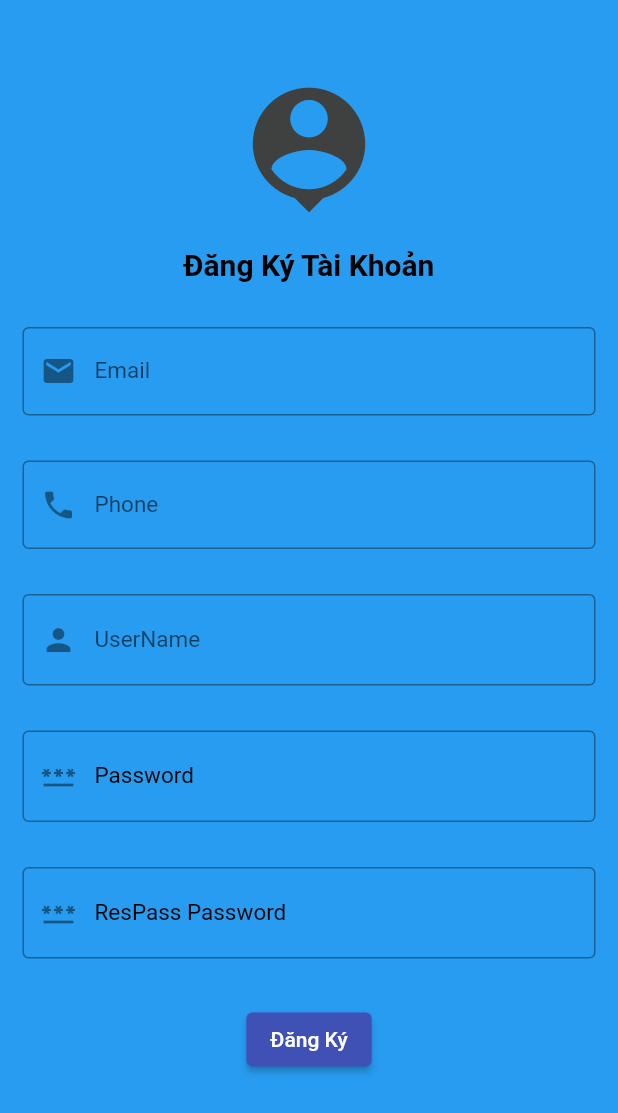
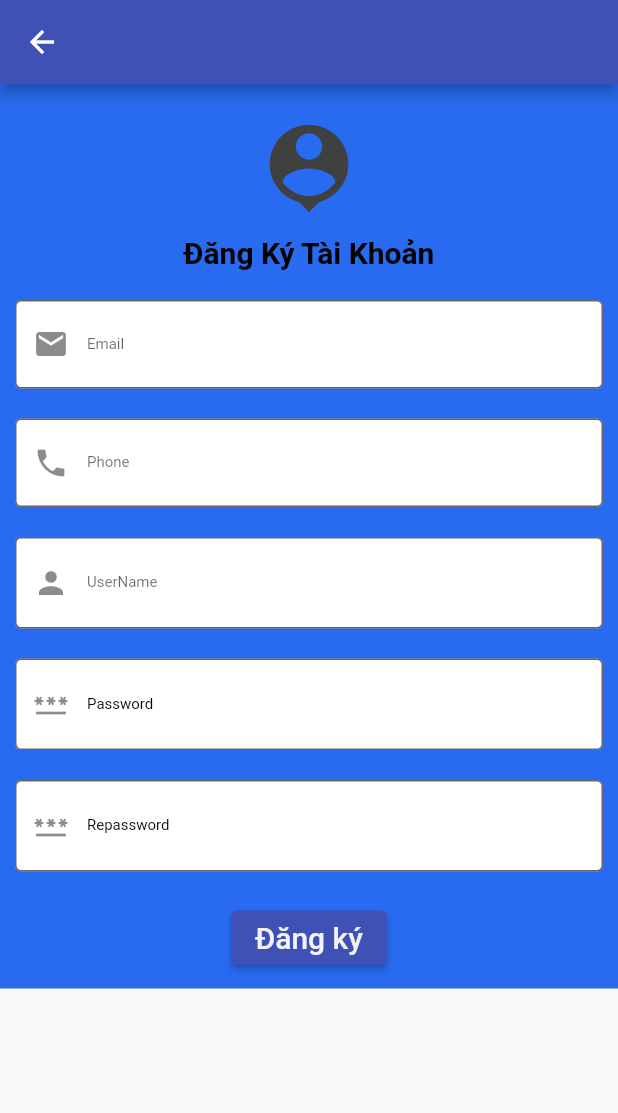
Before and after one commit to VanTanDao/DoAnDiDong, a Flutter app: the Register screen opened directly, on a phone screen of 412 x 824 dp. Shown: the top 1113 px of the screen. Run offline on Flutter 3.47's test engine with Material 2 defaults, Android fonts, the phone set to English and light mode, and no system bars; missing offline and left inert: dart:ffi.

Commit message:
dupdate giao dien p2

```diff
--- a/lib/View/register.dart
+++ b/lib/View/register.dart
@@ -1,16 +1,22 @@
 import 'package:flutter/cupertino.dart';
 import 'package:flutter/material.dart';
+import 'package:vantan/View/login.dart';
 import 'package:vantan/giaodienchoi.dart';
 
 class Register extends StatelessWidget {
   @override
   Widget build(BuildContext context) {
     return Scaffold(
-      // appBar: AppBar(
-      // title: const Text('Đào Văn Tân_0306201179'),
-      // ),
+      appBar: AppBar(
+        leading: IconButton(
+          onPressed: () {
+            Navigator.pop(context);
+          },
+          icon: Icon(Icons.arrow_back),
+        ),
+      ),
       body: Container(
-        color: Color.fromARGB(255, 40, 156, 240),
+        color: Color.fromARGB(255, 40, 106, 240),
         child: SingleChildScrollView(
           child: Column(
             mainAxisAlignment: MainAxisAlignment.spaceBetween,
@@ -18,15 +24,15 @@ class Register extends StatelessWidget {
             // crossAxisAlignment: CrossAxisAlignment.center,
             children: [
               Padding(
-                padding: const EdgeInsets.only(top: 50),
+                padding: const EdgeInsets.only(top: 21),
                 child: Icon(
                   Icons.person_pin,
-                  size: 100,
+                  size: 70,
                   color: Color.fromARGB(255, 63, 64, 64),
                 ),
               ),
               Container(
-                padding: const EdgeInsets.all(15),
+                padding: const EdgeInsets.all(10),
                 child: Text(
                   'Đăng Ký Tài Khoản',
                   style: TextStyle(
@@ -36,99 +42,128 @@ class Register extends StatelessWidget {
                 ),
               ),
               Container(
-                padding: const EdgeInsets.all(15),
+                padding: const EdgeInsets.all(10),
                 child: const TextField(
                   decoration: InputDecoration(
+                    filled: true,
+                    fillColor: Colors.white,
                     labelText: 'Email',
-                    labelStyle: TextStyle(fontSize: 15),
+                    labelStyle: TextStyle(fontSize: 10),
                     border: OutlineInputBorder(),
                     prefixIcon: Icon(Icons.email),
                   ),
                 ),
               ),
               Container(
-                padding: const EdgeInsets.all(15),
+                padding: const EdgeInsets.all(10),
                 child: const TextField(
                   keyboardType: TextInputType.phone,
                   decoration: InputDecoration(
+                    filled: true,
+                    fillColor: Colors.white,
                     labelText: 'Phone',
-                    labelStyle: TextStyle(fontSize: 15),
+                    labelStyle: TextStyle(fontSize: 10),
                     border: OutlineInputBorder(),
                     prefixIcon: Icon(Icons.phone),
                   ),
                 ),
               ),
               Container(
-                padding: const EdgeInsets.all(15),
+                padding: const EdgeInsets.all(10),
                 child: const TextField(
                   style: TextStyle(fontSize: 18, color: Colors.black),
                   decoration: InputDecoration(
+                    filled: true,
+                    fillColor: Colors.white,
                     labelText: 'UserName',
-                    labelStyle: TextStyle(fontSize: 15),
+                    labelStyle: TextStyle(fontSize: 10),
                     border: OutlineInputBorder(),
                     prefixIcon: Icon(Icons.person),
                   ),
                 ),
               ),
               Container(
-                padding: const EdgeInsets.all(15),
+                padding: const EdgeInsets.all(10),
                 child: const TextField(
                   style: TextStyle(fontSize: 18, color: Colors.black),
                   obscureText: true,
                   decoration: InputDecoration(
+                    filled: true,
+                    fillColor: Colors.white,
                     labelText: 'Password',
-                    labelStyle: TextStyle(color: Colors.black, fontSize: 15),
+                    labelStyle: TextStyle(color: Colors.black, fontSize: 10),
                     border: OutlineInputBorder(),
                     prefixIcon: Icon(Icons.password),
                   ),
                 ),
               ),
               Container(
-                padding: const EdgeInsets.all(15),
+                padding: const EdgeInsets.all(10),
                 child: const TextField(
                   style: TextStyle(fontSize: 18, color: Colors.black),
                   obscureText: true,
                   decoration: InputDecoration(
-                    labelText: 'ResPass Password',
-                    labelStyle: TextStyle(color: Colors.black, fontSize: 15),
+                    filled: true,
+                    fillColor: Colors.white,
+                    labelText: 'Repassword',
+                    labelStyle: TextStyle(color: Colors.black, fontSize: 10),
                     border: OutlineInputBorder(),
                     prefixIcon: Icon(Icons.password),
                   ),
                 ),
               ),
               /*Container(
-                padding: const EdgeInsets.all(15),
+                padding: const EdgeInsets.all(10),
                 child: const TextField(
                   style: TextStyle(fontSize: 18, color: Colors.black),
                   obscureText: true,
                   decoration: InputDecoration(
                     labelText: 'Enter the password',
-                    labelStyle: TextStyle(color: Colors.black, fontSize: 15),
+                    labelStyle: TextStyle(color: Colors.black, fontSize: 10),
                     border: OutlineInputBorder(),
                     prefixIcon: Icon(Icons.password),
                   ),
                 ),
               ),*/
-              Container(
-                padding: const EdgeInsets.all(15),
+              Padding(
+                padding: const EdgeInsets.all(10),
                 child: ElevatedButton(
                   onPressed: () {
-                    Navigator.push(
-                      context,
-                      MaterialPageRoute(
-                        builder: (context) => Giaodienchoi(),
-                      ),
-                    );
+                    showDialog(
+                        context: context,
+                        builder: (context) {
+                          return AlertDialog(
+                            title: Text('Đăng ký'),
+                            content:
+                                Text('Chúc mừng bạn đã đăng ký thành công'),
+                            actions: [
+                              TextButton(
+                                  onPressed: () =>
+                                      Navigator.of(context).pushAndRemoveUntil(
+                                          MaterialPageRoute(
+                                            builder: (context) => Login(),
+                                          ),
+                                          (Route<dynamic> route) => false),
+                                  child: Text('OK'))
+                            ],
+                          );
+                        });
                   },
-                  child: const Text('Đăng Ký'),
+                  child: const Text(
+                    'Đăng ký',
+                    style: TextStyle(
+                      fontSize: 20,
+                      color: Color.fromARGB(255, 242, 243, 244),
+                    ),
+                  ),
                 ),
               ),
-              SizedBox(
-                height: 200,
-                width: 200,
-              )
+              // SizedBox(
+              //   height: 200,
+              //   width: 200,
+              // )
               // Container(
-              //   padding: const EdgeInsets.all(15),
+              //   padding: const EdgeInsets.all(10),
               //   alignment: Alignment.centerRight,
               //   child: TextButton(
               //     onPressed: () {},
--- a/lib/main.dart
+++ b/lib/main.dart
@@ -2,7 +2,6 @@ import 'package:vantan/doimatkhau.dart';
 import 'package:vantan/giaodienchoi.dart';
 import 'package:vantan/giaodienstar.dart';
 import 'package:vantan/View/login.dart';
-import 'package:vantan/quanlithongtin.dart';
 import 'package:vantan/quenmatkhau.dart';
 import 'package:vantan/View/register.dart';
 import 'package:flutter/material.dart';
```
Also changed, not shown: lib/View/login.dart (+9 -6 lines), lib/doimatkhau.dart (+9 -12 lines), lib/giaodienchoi.dart (+12 -9 lines), lib/quanlithongtin.dart (deleted, +0 -44 lines), lib/quenmatkhau.dart (+37 -37 lines), lib/thongtinchitiet.dart (+71 -28 lines), lib/trang_chu.dart (+19 -7 lines).
